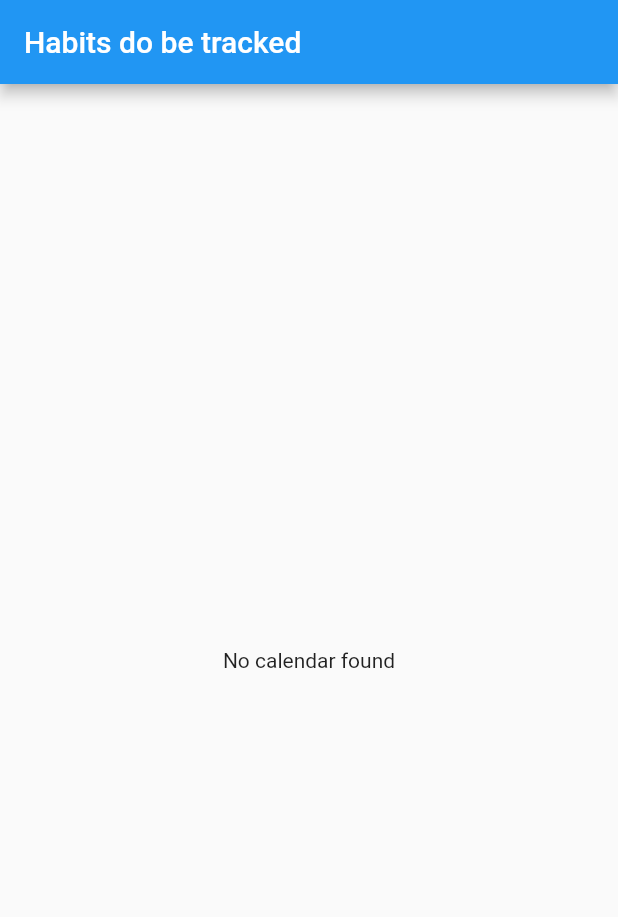
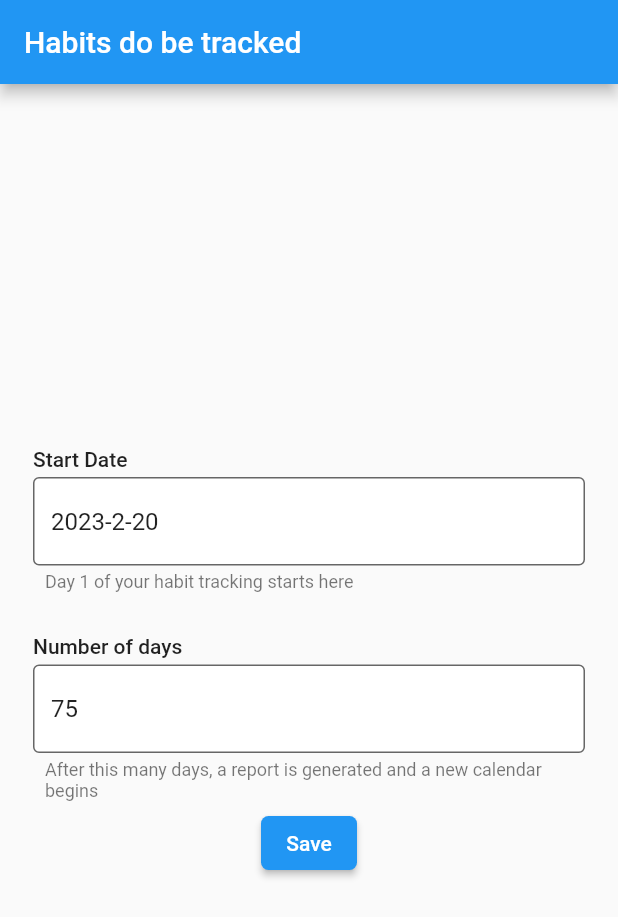
Before and after one commit to Abbondanzo/notion-habit-tracker, a Flutter app: the screen it shows after launch, on a phone screen of 412 x 824 dp. Shown: the top 917 px of the screen. Run offline on Flutter 3.47's test engine with Material 2 defaults, Android fonts, the phone set to English and light mode, and no system bars; our stand-ins replace bloc, equatable, flutter_bloc, rxdart, shared_preferences.

Commit message:
Form fields

```diff
--- a/lib/app.dart
+++ b/lib/app.dart
@@ -5,6 +5,8 @@ import 'package:notion_habit_tracker/cubits/cubits.dart';
 import 'package:notion_habit_tracker/repositories/repositories.dart';
 import 'package:notion_habit_tracker/screens/home_screen.dart';
 import 'package:shared_preferences/shared_preferences.dart';
+
+import './theme.dart';
 
 class ProviderApp extends StatefulWidget {
   const ProviderApp({super.key});
@@ -35,9 +37,7 @@ class _ProviderAppState extends State<ProviderApp> {
   Widget build(BuildContext context) {
     return MaterialApp(
         title: 'Habit Tracker',
-        theme: ThemeData(
-          primarySwatch: Colors.blue,
-        ),
+        theme: theme,
         home: plugin == null
             ? const Center(child: CircularProgressIndicator())
             : ProvidedApp(plugin!));
--- a/lib/models/calendar.dart
+++ b/lib/models/calendar.dart
@@ -2,6 +2,7 @@ import 'package:equatable/equatable.dart';
 import 'package:json_annotation/json_annotation.dart';
 import 'package:meta/meta.dart';
 
+import './date.dart';
 import './habit.dart';
 
 part 'calendar.g.dart';
@@ -10,7 +11,8 @@ part 'calendar.g.dart';
 @JsonSerializable()
 class Calendar extends Equatable {
   final String id;
-  final DateTime startAt;
+  @DateJsonConverter()
+  final Date startAt;
   final int numDays;
   @JsonKey(
     toJson: Habit.habitsToJson,
--- /dev/null
+++ b/lib/models/date.dart
@@ -0,0 +1,44 @@
+import 'package:equatable/equatable.dart';
+import 'package:flutter/material.dart';
+import 'package:json_annotation/json_annotation.dart';
+
+@immutable
+class Date extends Equatable {
+  final int year;
+  final int month;
+  final int day;
+
+  const Date(this.year, this.month, this.day);
+
+  @override
+  List<Object?> get props => [year, month, day];
+
+  static Date fromDateTime(DateTime dateTime) {
+    return Date(dateTime.year, dateTime.month, dateTime.day);
+  }
+
+  DateTime toDateTime() {
+    return DateTime(year, month, day);
+  }
+
+  String toLocaleString() {
+    return "$year-$month-$day";
+  }
+}
+
+class DateJsonConverter extends JsonConverter<Date, String> {
+  const DateJsonConverter();
+
+  @override
+  Date fromJson(String json) {
+    final strings = json.split("");
+    assert(strings.length == 3);
+    final numbers = strings.map((e) => int.parse(e)).toList();
+    return Date(numbers[0], numbers[1], numbers[2]);
+  }
+
+  @override
+  String toJson(Date object) {
+    return "${object.year}-${object.month}-${object.day}";
+  }
+}
--- a/lib/models/models.dart
+++ b/lib/models/models.dart
@@ -1,4 +1,5 @@
 export './calendar.dart';
+export './date.dart';
 export './entry.dart';
 export './habit_template.dart';
 export './habit.dart';
--- a/lib/screens/home_screen.dart
+++ b/lib/screens/home_screen.dart
@@ -1,6 +1,7 @@
 import 'package:flutter/material.dart';
 import 'package:flutter_bloc/flutter_bloc.dart';
 import 'package:notion_habit_tracker/cubits/cubits.dart';
+import 'package:notion_habit_tracker/widgets/calendar_create_form.dart';
 
 class HomeScreen extends StatelessWidget {
   const HomeScreen({super.key});
@@ -15,7 +16,7 @@ class HomeScreen extends StatelessWidget {
           BlocBuilder<CurrentCalendarCubit, CurrentCalendarState>(
               builder: (context, state) {
         if (state is CurrentCalendarEmpty) {
-          return const Text("No calendar found");
+          return _currentCalendarEmpty();
         } else if (state is CurrentCalendarLoading) {
           return const Text("Loading...");
         } else if (state is CurrentCalendarFailed) {
@@ -26,4 +27,8 @@ class HomeScreen extends StatelessWidget {
       })),
     );
   }
+
+  Widget _currentCalendarEmpty() {
+    return const CalendarCreateForm();
+  }
 }
--- /dev/null
+++ b/lib/theme.dart
@@ -0,0 +1,28 @@
+import 'package:flutter/material.dart';
+
+class _Constants {
+  static const double borderRadius = 5.0;
+
+  static const Color gray = Color.fromRGBO(229, 229, 237, 1);
+}
+
+final theme = ThemeData(
+    primarySwatch: Colors.blue,
+    inputDecorationTheme: const InputDecorationTheme(
+        border: OutlineInputBorder(
+          borderSide: BorderSide(
+              color: _Constants.gray, width: _Constants.borderRadius),
+        ),
+        filled: true,
+        fillColor: Colors.white,
+        floatingLabelBehavior: FloatingLabelBehavior.always,
+        helperStyle: TextStyle(fontSize: 12)),
+    buttonTheme: const ButtonThemeData(
+      minWidth: 200,
+    ),
+    elevatedButtonTheme: ElevatedButtonThemeData(
+        style: ButtonStyle(
+            shape: MaterialStateProperty.all<OutlinedBorder>(
+                RoundedRectangleBorder(
+                    borderRadius:
+                        BorderRadius.circular(_Constants.borderRadius))))));
--- /dev/null
+++ b/lib/widgets/calendar_create_form.dart
@@ -0,0 +1,134 @@
+import 'package:flutter/material.dart';
+import 'package:flutter/services.dart';
+import 'package:notion_habit_tracker/models/models.dart';
+
+class CalendarCreateForm extends StatefulWidget {
+  const CalendarCreateForm({super.key});
+
+  @override
+  State<StatefulWidget> createState() {
+    return _CalendarCreateFormState();
+  }
+}
+
+class _CalendarCreateFormState extends State<CalendarCreateForm> {
+  final _formKey = GlobalKey<FormState>();
+
+  final _startDateInputController = TextEditingController();
+  late Date _startDate;
+  final _numberDaysInputController = TextEditingController(text: "75");
+
+  @override
+  void initState() {
+    super.initState();
+    final today = DateTime.now();
+    _startDate = Date(today.year, today.month, today.day);
+    _startDateInputController.text = _startDate.toLocaleString();
+  }
+
+  @override
+  void dispose() {
+    _startDateInputController.dispose();
+    _numberDaysInputController.dispose();
+    super.dispose();
+  }
+
+  @override
+  Widget build(BuildContext context) {
+    return Container(
+        padding: const EdgeInsets.symmetric(vertical: 16, horizontal: 16),
+        width: 400,
+        // color: Colors.,
+        child: Form(
+            key: _formKey,
+            child: Column(
+              mainAxisAlignment: MainAxisAlignment.center,
+              children: <Widget>[
+                Column(
+                  crossAxisAlignment: CrossAxisAlignment.start,
+                  children: [
+                    Padding(
+                      padding: const EdgeInsets.symmetric(vertical: 4),
+                      child: Text("Start Date",
+                          style: Theme.of(context).textTheme.labelLarge),
+                    ),
+                    TextFormField(
+                      // style: Inp,
+                      controller: _startDateInputController,
+                      readOnly: true,
+                      onTap: () => _selectDate(context),
+                      decoration: const InputDecoration(
+                        hintText:
+                            "Set a date that your calendar tracker starts at",
+                      ),
+                    ),
+                    Padding(
+                      padding: const EdgeInsets.symmetric(
+                          vertical: 4, horizontal: 8),
+                      child: Text("Day 1 of your habit tracking starts here",
+                          style: Theme.of(context).textTheme.caption),
+                    )
+                  ],
+                ),
+                const SizedBox(
+                  height: 20.0,
+                ),
+                Column(
+                  crossAxisAlignment: CrossAxisAlignment.start,
+                  children: [
+                    Padding(
+                      padding: const EdgeInsets.symmetric(vertical: 4),
+                      child: Text("Number of days",
+                          style: Theme.of(context).textTheme.labelLarge),
+                    ),
+                    TextFormField(
+                      // style: Inp,
+                      controller: _numberDaysInputController,
+                      keyboardType: TextInputType.number,
+                      decoration: const InputDecoration(
+                        counterText: "",
+                        hintText:
+                            "Choose how many days your tracker calendar runs before",
+                      ),
+                      inputFormatters: [FilteringTextInputFormatter.digitsOnly],
+                      maxLength: 5,
+                    ),
+                    Padding(
+                      padding: const EdgeInsets.symmetric(
+                          vertical: 4, horizontal: 8),
+                      child: Text(
+                          "After this many days, a report is generated and a new calendar begins",
+                          style: Theme.of(context).textTheme.caption),
+                    )
+                  ],
+                ),
+                ElevatedButton(
+                    onPressed: () => _submit(), child: const Text("Save"))
+              ],
+            )));
+  }
+
+  Future<void> _selectDate(BuildContext context) async {
+    final currentDateTime = _startDate.toDateTime();
+    final DateTime? picked = await showDatePicker(
+        context: context,
+        initialDate: currentDateTime,
+        firstDate: DateTime(2015, 8),
+        lastDate: DateTime(2101));
+    if (picked != null && picked != currentDateTime) {
+      setState(() {
+        _startDate = Date.fromDateTime(picked);
+        _startDateInputController.text = _startDate.toLocaleString();
+      });
+    }
+  }
+
+  void _submit() {
+    final form = _formKey.currentState;
+    if (form != null && form.validate()) {
+      form.save();
+      print(_startDate);
+      print(int.parse(_numberDaysInputController.text));
+    }
+  }
+}
```
Also changed, not shown: lib/models/calendar.g.dart.
